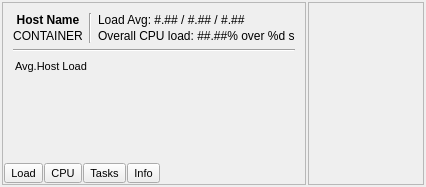
Old version of the form qpfhmi/frmhostinfo.ui in the repository jc-gonzalez/qpfnn.
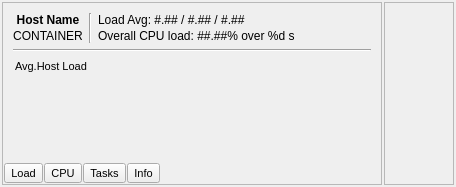
New version of the form. Custom widgets are drawn as their Qt base class.

What changed in the file:
```diff
--- a/qpfhmi/frmhostinfo.ui
+++ b/qpfhmi/frmhostinfo.ui
@@ -6,7 +6,7 @@
    <rect>
     <x>0</x>
     <y>0</y>
-    <width>426</width>
+    <width>456</width>
     <height>187</height>
    </rect>
   </property>
@@ -31,6 +31,18 @@
    </property>
    <item>
     <widget class="QFrame" name="frmHostInfo">
+     <property name="minimumSize">
+      <size>
+       <width>380</width>
+       <height>0</height>
+      </size>
+     </property>
+     <property name="maximumSize">
+      <size>
+       <width>380</width>
+       <height>16777215</height>
+      </size>
+     </property>
      <property name="frameShape">
       <enum>QFrame::StyledPanel</enum>
      </property>
@@ -129,10 +141,29 @@
               </item>
              </layout>
             </item>
+            <item>
+             <spacer name="horizontalSpacer_2">
+              <property name="orientation">
+               <enum>Qt::Horizontal</enum>
+              </property>
+              <property name="sizeHint" stdset="0">
+               <size>
+                <width>40</width>
+                <height>20</height>
+               </size>
+              </property>
+             </spacer>
+            </item>
            </layout>
           </item>
           <item>
            <widget class="Line" name="line_2">
+            <property name="sizePolicy">
+             <sizepolicy hsizetype="Minimum" vsizetype="Fixed">
+              <horstretch>0</horstretch>
+              <verstretch>0</verstretch>
+             </sizepolicy>
+            </property>
             <property name="orientation">
              <enum>Qt::Horizontal</enum>
             </property>
```
